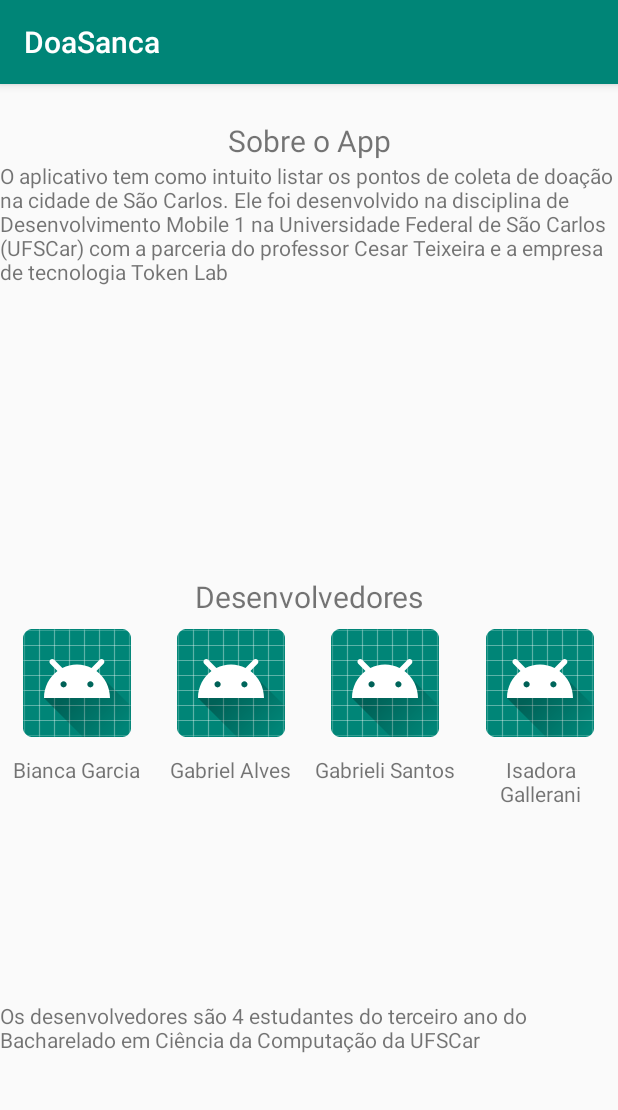
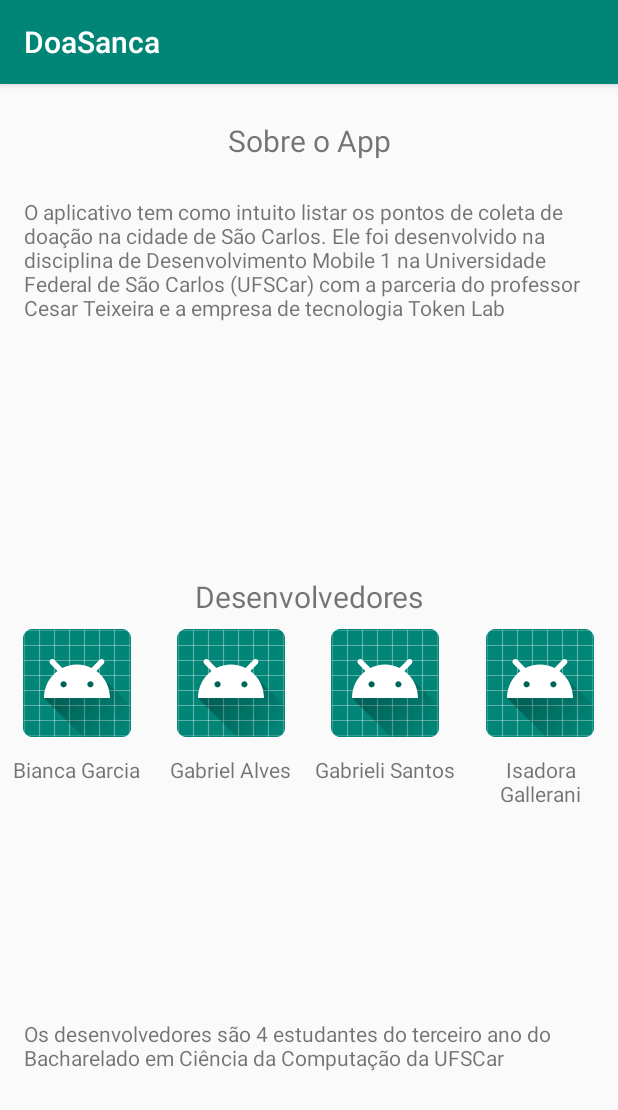
Before and after one commit to isagallerani/app_doasanca, an Android app: the Info screen opened directly, with no data from a screen before it, on a phone screen of 412 x 824 dp. Shown: the top 1110 px of the screen. Run offline under Robolectric (Android 15) with nearby library versions, the phone set to English and light mode, and no system bars.

Commit message:
corrigindo erros nos xml

```diff
--- a/DoaSanca/app/src/main/res/layout/activity_info.xml
+++ b/DoaSanca/app/src/main/res/layout/activity_info.xml
@@ -1,8 +1,6 @@
 <?xml version="1.0" encoding="utf-8"?>
-<LinearLayout
-        xmlns:android="http://schemas.android.com/apk/res/android"
+<LinearLayout xmlns:android="http://schemas.android.com/apk/res/android"
     xmlns:tools="http://schemas.android.com/tools"
-        xmlns:app="http://schemas.android.com/apk/res-auto"
     android:layout_width="match_parent"
     android:layout_height="match_parent"
     tools:context=".Info"
@@ -20,10 +18,10 @@
             android:layout_width="match_parent"
             android:layout_height="0dp"
             android:layout_weight="1"
-            android:text="@string/info_app" />
-            /* android:layout_marginLeft="16dp"
+            android:text="@string/info_app"
+            android:layout_marginLeft="16dp"
             android:layout_marginRight="16dp"
-            android:layout_marginTop="24dp"/*
+            android:layout_marginTop="24dp" />
     <TextView
             android:layout_width="match_parent"
             android:layout_height="wrap_content"
@@ -36,19 +34,22 @@
             android:layout_height="wrap_content"
             android:paddingBottom="8dp"
             android:paddingTop="8dp"
-            android:orientation="horizontal" >
+            android:orientation="horizontal"
+            android:baselineAligned="false">
 
         <LinearLayout
             android:layout_width="0dp"
             android:layout_weight="1"
             android:layout_height="wrap_content"
             android:gravity="center"
-            android:orientation="vertical" >
+            android:orientation="vertical"
+            tools:ignore="UseCompoundDrawables">
 
             <ImageView
                 android:layout_width="wrap_content"
                 android:layout_height="wrap_content"
-                    android:src="@mipmap/ic_launcher" />
+                android:src="@mipmap/ic_launcher"
+                android:contentDescription="@string/todo" />
 
             <TextView
                     android:layout_height="wrap_content"
@@ -63,12 +64,14 @@
             android:layout_weight="1"
             android:layout_height="wrap_content"
             android:gravity="center"
-            android:orientation="vertical" >
+            android:orientation="vertical"
+            tools:ignore="UseCompoundDrawables">
 
             <ImageView
                 android:layout_width="wrap_content"
                 android:layout_height="wrap_content"
-                android:src="@mipmap/ic_launcher" />
+                android:src="@mipmap/ic_launcher"
+                android:contentDescription="@string/todo" />
 
             <TextView
                 android:layout_height="wrap_content"
@@ -82,12 +85,14 @@
             android:layout_weight="1"
             android:layout_height="wrap_content"
             android:gravity="center"
-            android:orientation="vertical" >
+            android:orientation="vertical"
+            tools:ignore="UseCompoundDrawables">
 
             <ImageView
                 android:layout_width="wrap_content"
                 android:layout_height="wrap_content"
-                android:src="@mipmap/ic_launcher" />
+                android:src="@mipmap/ic_launcher"
+                android:contentDescription="@string/todo" />
 
             <TextView
                 android:layout_height="wrap_content"
@@ -101,12 +106,14 @@
             android:layout_weight="1"
             android:layout_height="wrap_content"
             android:gravity="center"
-            android:orientation="vertical" >
+            android:orientation="vertical"
+            tools:ignore="UseCompoundDrawables">
 
             <ImageView
                 android:layout_width="wrap_content"
                 android:layout_height="wrap_content"
-                android:src="@mipmap/ic_launcher" />
+                android:src="@mipmap/ic_launcher"
+                android:contentDescription="@string/todo" />
 
             <TextView
                 android:layout_height="wrap_content"
@@ -122,9 +129,9 @@
         android:layout_height="0dp"
         android:layout_weight="1"
         android:gravity="center_vertical"
-            android:text="@string/info_devs"/>
-    /*android:layout_marginLeft="16dp"
+        android:text="@string/info_devs"
+        android:layout_marginLeft="16dp"
         android:layout_marginRight="16dp"
-    android:layout_marginTop="24dp"*/
+        android:layout_marginTop="24dp" />
 
 </LinearLayout>
--- a/DoaSanca/app/src/main/res/values/strings.xml
+++ b/DoaSanca/app/src/main/res/values/strings.xml
@@ -30,4 +30,10 @@
     <string name="email">Email</string>
     <string name="observacoes">Observações</string>
     <string name="cadastrar">Cadastrar</string>
+    <string name="nome_local">Nome Local</string>
+    <string name="_200km">200km</string>
+    <string name="ordenar">Ordenar</string>
+    <string name="categorias">Categorias</string>
+    <string name="informacoes">Informações</string>
+    <string name="adicionar_local">Adicionar Local</string>
 </resources>
--- a/DoaSanca/app/src/main/res/values/styles.xml
+++ b/DoaSanca/app/src/main/res/values/styles.xml
@@ -1,7 +1,7 @@
 <resources>
 
     <!-- Base application theme. -->
-    <style name="AppTheme" parent="Theme.AppCompat.Light.DarkActionBar">
+    <style name="AppTheme" parent="Base.Theme.AppCompat.Light.DarkActionBar">
         <!-- Customize your theme here. -->
         <item name="colorPrimary">@color/colorPrimary</item>
         <item name="colorPrimaryDark">@color/colorPrimaryDark</item>
```
Also changed, not shown: DoaSanca/app/src/main/res/layout/activity_formulario.xml (+10 -9 lines), DoaSanca/app/src/main/res/layout/activity_item_lista_locais.xml (+12 -17 lines), DoaSanca/app/src/main/res/layout/activity_lista_locais.xml (+5 -7 lines), DoaSanca/app/src/main/res/layout/activity_splash_screen.xml (+3 -11 lines), DoaSanca/app/src/main/res/menu/menu_listalocal.xml (+4 -4 lines). Lines whose indentation alone changed are shown as unchanged.
